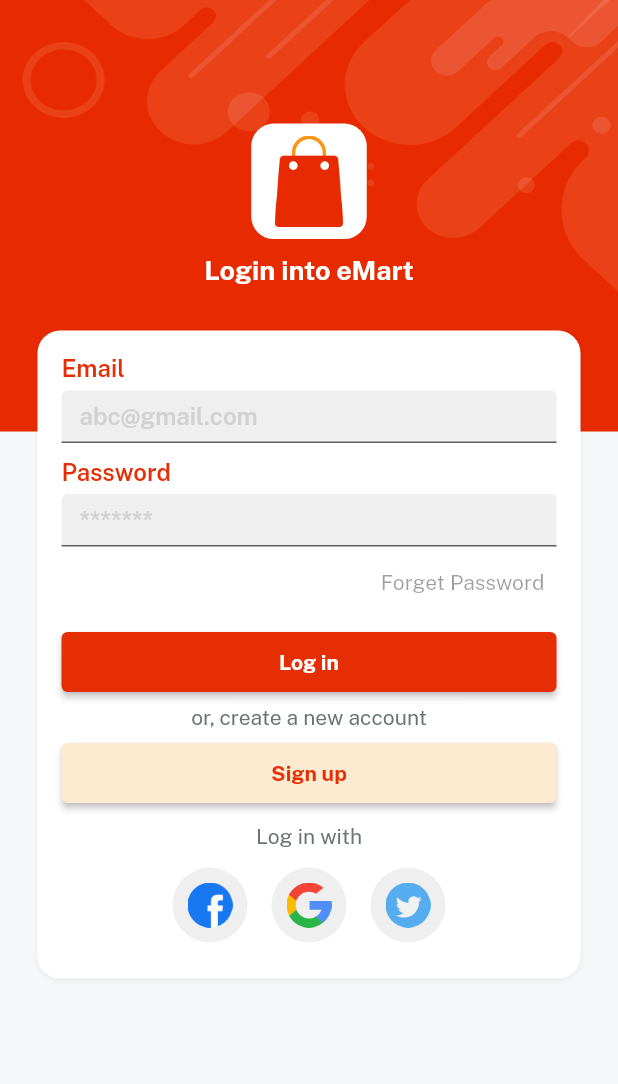
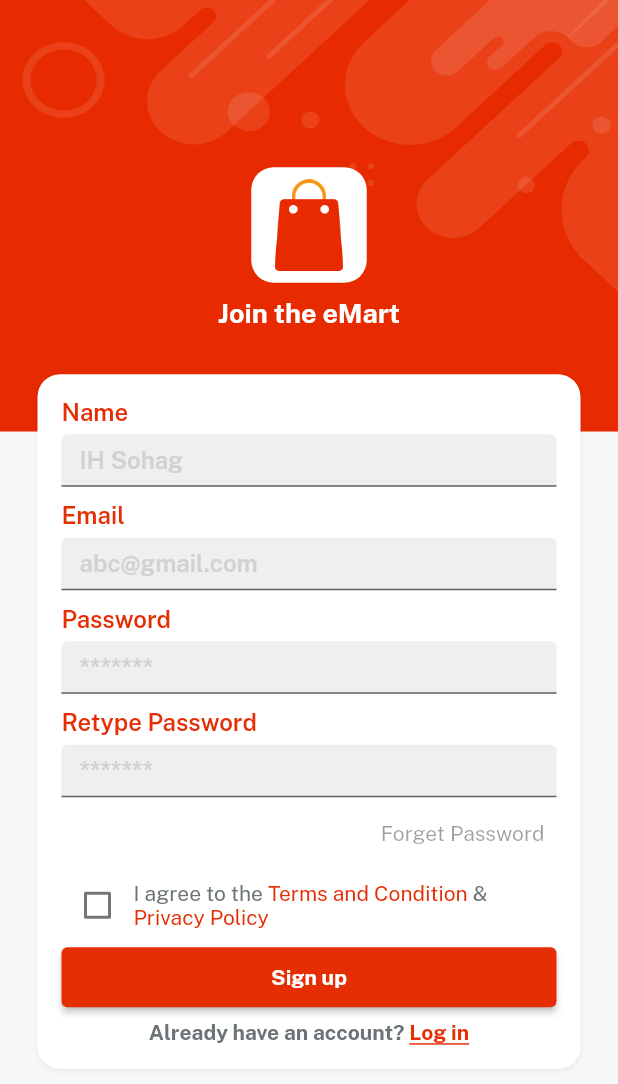
Before and after one commit to Sohag-84/E-MART-App, a Flutter app: the screen it shows after launch, after a tap on "Sign up", on a phone screen of 412 x 824 dp. Shown: the top 1084 px of the screen. Run offline on Flutter 3.47's test engine with Material 2 defaults, Android fonts, the phone set to English and light mode, and no system bars; our stand-ins replace get, velocity_x.

Commit message:
signup screen design is completed

```diff
--- a/lib/consts/consts.dart
+++ b/lib/consts/consts.dart
@@ -10,3 +10,4 @@ export 'package:e_mart_app/views/auth_screen/login_screen.dart';
 export 'package:get/get.dart';
 export 'package:e_mart_app/widgets/bg_widget.dart';
 export 'package:e_mart_app/widgets/custom_text_field.dart';
+export 'package:e_mart_app/widgets/custom_button.dart';
--- a/lib/consts/strings.dart
+++ b/lib/consts/strings.dart
@@ -5,8 +5,14 @@ const email = "Email";
 const emailHint = "abc@gmail.com";
 const password = "Password";
 const passwordHint = "*******";
+const retypePasswod = "Retype Password";
+const name = "Name";
+const nameHint = "IH Sohag";
 const forgetPassword = "Forget Password";
 const login = "Log in";
 const signup = "Sign up";
 const createNewAccount = "or, create a new account";
 const loginWith = "Log in with";
+const privacyPolicy = "Privacy Policy";
+const termsAndCondition = "Terms and Condition";
+const alreadyHaveAccount = "Already have an account? ";
--- a/lib/views/auth_screen/login_screen.dart
+++ b/lib/views/auth_screen/login_screen.dart
@@ -1,12 +1,25 @@
 import 'package:e_mart_app/consts/consts.dart';
 import 'package:e_mart_app/consts/list.dart';
+import 'package:e_mart_app/views/auth_screen/signup_screen.dart';
 import 'package:e_mart_app/widgets/custom_button.dart';
 
-class LoginScreen extends StatelessWidget {
+class LoginScreen extends StatefulWidget {
   LoginScreen({Key? key}) : super(key: key);
 
+  @override
+  State<LoginScreen> createState() => _LoginScreenState();
+}
+
+class _LoginScreenState extends State<LoginScreen> {
   final _emailController = TextEditingController();
   final _passwordController = TextEditingController();
+
+  @override
+  void dispose() {
+    super.dispose();
+    _emailController.dispose();
+    _passwordController.dispose();
+  }
 
   @override
   Widget build(BuildContext context) {
@@ -19,7 +32,7 @@ class LoginScreen extends StatelessWidget {
               (context.screenHeight * 0.1).heightBox,
               appLogoWidget(),
               10.heightBox,
-              "Login into ${appname}"
+              "Login in to ${appname}"
                   .text
                   .size(18)
                   .fontFamily(bold)
@@ -57,7 +70,9 @@ class LoginScreen extends StatelessWidget {
                   createNewAccount.text.color(fontGrey).make(),
                   5.heightBox,
                   customButton(
-                    onPressed: () {},
+                    onPressed: () {
+                      Get.to(()=>SignupScreen());
+                    },
                     bgColor: lightGolden,
                     textColor: redColor,
                     title: signup,
--- /dev/null
+++ b/lib/views/auth_screen/signup_screen.dart
@@ -0,0 +1,169 @@
+// ignore_for_file: prefer_const_constructors
+
+import 'package:e_mart_app/consts/consts.dart';
+
+class SignupScreen extends StatefulWidget {
+  SignupScreen({Key? key}) : super(key: key);
+
+  @override
+  State<SignupScreen> createState() => _SignupScreenState();
+}
+
+class _SignupScreenState extends State<SignupScreen> {
+  final _nameController = TextEditingController();
+  final _emailController = TextEditingController();
+  final _passwordController = TextEditingController();
+  final _retypePasswordController = TextEditingController();
+
+  bool _isChecked = false;
+
+  @override
+  void dispose() {
+    super.dispose();
+    _nameController.dispose();
+    _emailController.dispose();
+    _passwordController.dispose();
+    _retypePasswordController.dispose();
+  }
+
+  @override
+  Widget build(BuildContext context) {
+    return SafeArea(
+      child: bgWidget(
+        child: Scaffold(
+          body: Center(
+            child: SingleChildScrollView(
+              child: Column(
+                children: [
+                  //(context.screenHeight * 0.1).heightBox,
+                  appLogoWidget(),
+                  10.heightBox,
+                  "Join the $appname"
+                      .text
+                      .size(18)
+                      .fontFamily(bold)
+                      .white
+                      .make(),
+                  30.heightBox,
+                  Column(
+                    children: [
+                      customTextField(
+                        title: name,
+                        hintText: nameHint,
+                        controller: _nameController,
+                      ),
+                      10.heightBox,
+                      customTextField(
+                        title: email,
+                        hintText: emailHint,
+                        controller: _emailController,
+                      ),
+                      10.heightBox,
+                      customTextField(
+                        title: password,
+                        hintText: passwordHint,
+                        controller: _passwordController,
+                      ),
+                      10.heightBox,
+                      customTextField(
+                        title: retypePasswod,
+                        hintText: passwordHint,
+                        controller: _retypePasswordController,
+                      ),
+                      Align(
+                        alignment: Alignment.centerRight,
+                        child: TextButton(
+                          onPressed: null,
+                          child: forgetPassword.text.make(),
+                        ),
+                      ),
+                      Row(
+                        children: [
+                          Checkbox(
+                            activeColor: redColor,
+                              checkColor: whiteColor,
+                              value: _isChecked,
+                              onChanged: (newValue) {
+                                setState(() {
+                                  _isChecked = newValue!;
+                                });
+                              }),
+                          Expanded(
+                            child: RichText(
+                              text: TextSpan(
+                                children: const [
+                                  TextSpan(
+                                    text: "I agree to the ",
+                                    style: TextStyle(
+                                      fontFamily: regular,
+                                      color: fontGrey,
+                                    ),
+                                  ),
+                                  TextSpan(
+                                    text: termsAndCondition,
+                                    style: TextStyle(
+                                      fontFamily: regular,
+                                      color: redColor,
+                                    ),
+                                  ),
+                                  TextSpan(
+                                    text: " & ",
+                                    style: TextStyle(
+                                      fontFamily: regular,
+                                      color: fontGrey,
+                                    ),
+                                  ),
+                                  TextSpan(
+                                    text: privacyPolicy,
+                                    style: TextStyle(
+                                      fontFamily: regular,
+                                      color: redColor,
+                                    ),
+                                  ),
+                                ],
+                              ),
+                            ),
+                          )
+                        ],
+                      ),
+                      customButton(
+                        onPressed: () {},
+                        bgColor: redColor,
+                        textColor: whiteColor,
+                        title: signup,
+                      ).box.width(context.screenWidth - 50).make(),
+                      5.heightBox,
+                      Row(
+                        mainAxisAlignment: MainAxisAlignment.center,
+                        children: [
+                          alreadyHaveAccount.text
+                              .color(fontGrey)
+                              .fontFamily(bold)
+                              .make(),
+                          InkWell(
+                            onTap: () => Get.to(() => LoginScreen()),
+                            child: login.text.underline
+                                .color(redColor)
+                                .fontFamily(bold)
+                                .make(),
+                          )
+                        ],
+                      ),
+                    ],
+                  )
+                      .box
+                      .white
+                      .rounded
+                      .p16
+                      .shadowSm
+                      .width(context.screenWidth - 50)
+                      .make(),
+                ],
+              ),
+            ),
+          ),
+        ),
+      ),
+    );
+  }
+}
```
